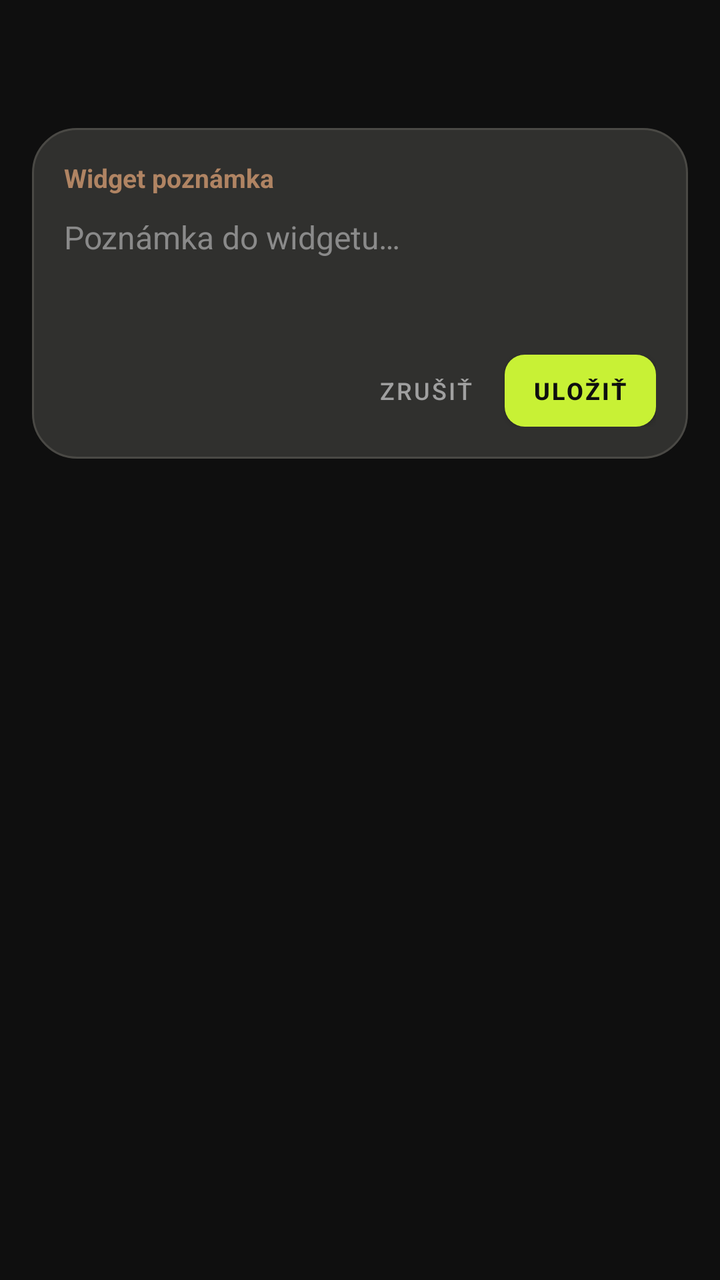
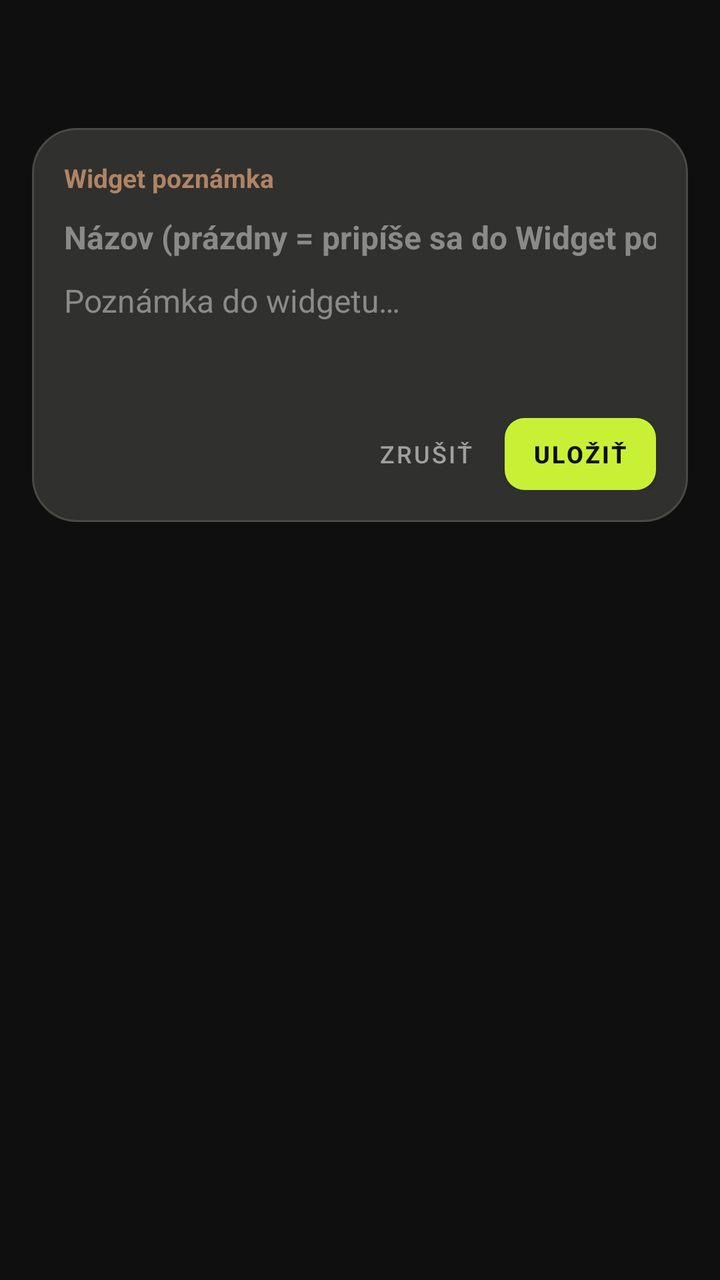

The first picture is an Android layout as it rendered before a commit; the second is the same layout after the commit. The layout source and the unified diff follow.
<!-- AndroidManifest.xml: application theme Theme.Notes28 -->
<!-- res/layout/activity_quick.xml -->
<?xml version="1.0" encoding="utf-8"?>
<FrameLayout xmlns:android="http://schemas.android.com/apk/res/android"
    xmlns:app="http://schemas.android.com/apk/res-auto"
    android:id="@+id/q_root"
    android:layout_width="match_parent"
    android:layout_height="match_parent"
    android:padding="16dp">

    <LinearLayout
        android:layout_width="match_parent"
        android:layout_height="wrap_content"
        android:layout_gravity="top"
        android:layout_marginTop="48dp"
        android:background="@drawable/quick_card_bg"
        android:clickable="true"
        android:focusable="true"
        android:orientation="vertical"
        android:padding="16dp">

        <TextView
            android:layout_width="wrap_content"
            android:layout_height="wrap_content"
            android:text="@string/qw_title"
            android:textColor="#b08463"
            android:textSize="13sp"
            android:textStyle="bold"/>

        <EditText
            android:id="@+id/q_input"
            android:layout_width="match_parent"
            android:layout_height="wrap_content"
            android:minLines="3"
            android:maxLines="8"
            android:gravity="top|start"
            android:background="@null"
            android:hint="@string/q_hint"
            android:inputType="textMultiLine|textCapSentences"
            android:paddingTop="10dp"
            android:paddingBottom="10dp"
            android:textColor="#f2f2f2"
            android:textColorHint="#8a8a8a"
            android:textSize="16sp"/>

        <LinearLayout
            android:layout_width="match_parent"
            android:layout_height="wrap_content"
            android:gravity="end"
            android:orientation="horizontal">

            <Button
                android:id="@+id/q_cancel"
                style="@style/Widget.MaterialComponents.Button.TextButton"
                android:layout_width="wrap_content"
                android:layout_height="36dp"
                android:insetTop="0dp"
                android:insetBottom="0dp"
                android:minWidth="0dp"
                android:paddingStart="12dp"
                android:paddingEnd="12dp"
                android:text="@string/q_cancel"
                android:textColor="#a0a0a0"
                android:textSize="12sp"/>

            <Button
                android:id="@+id/q_save"
                android:layout_width="wrap_content"
                android:layout_height="36dp"
                android:layout_marginStart="4dp"
                android:insetTop="0dp"
                android:insetBottom="0dp"
                android:minWidth="0dp"
                android:paddingStart="14dp"
                android:paddingEnd="14dp"
                android:text="@string/q_save"
                android:textColor="#0f0f0f"
                android:textSize="12sp"
                android:textStyle="bold"
                app:cornerRadius="10dp"/>
        </LinearLayout>
    </LinearLayout>
</FrameLayout>
<!-- resources referenced by this layout -->
<resources>
  <!-- drawable quick_card_bg (drawable) -->
  <?xml version="1.0" encoding="utf-8"?>
  <shape xmlns:android="http://schemas.android.com/apk/res/android" android:shape="rectangle">
      <solid android:color="#30302e"/>
      <corners android:radius="22dp"/>
      <stroke android:width="1dp" android:color="#4a4945"/>
  </shape>
  <string name="q_cancel">Zrušiť</string>
  <string name="q_hint">Poznámka do widgetu…</string>
  <string name="q_save">Uložiť</string>
  <string name="qw_title">Widget poznámka</string>
  <style name="Theme.Notes28" parent="Theme.MaterialComponents.DayNight.NoActionBar">
          <item name="colorPrimary">#c8f135</item>
          <item name="colorOnPrimary">#0f0f0f</item>
          <item name="android:windowBackground">#0f0f0f</item>
          <item name="android:statusBarColor">#0f0f0f</item>
          <item name="android:navigationBarColor">#0f0f0f</item>
      </style>
</resources>

<!-- the commit's change to res/layout/activity_quick.xml (unified diff, before → after) -->
@@ -23,6 +23,20 @@
             android:text="@string/qw_title"
             android:textColor="#b08463"
             android:textSize="13sp"
+            android:textStyle="bold"/>
+
+        <EditText
+            android:id="@+id/q_title"
+            android:layout_width="match_parent"
+            android:layout_height="wrap_content"
+            android:background="@null"
+            android:hint="@string/q_title_hint"
+            android:inputType="textCapSentences"
+            android:maxLines="1"
+            android:paddingTop="10dp"
+            android:textColor="#f2f2f2"
+            android:textColorHint="#8a8a8a"
+            android:textSize="16sp"
             android:textStyle="bold"/>
 
         <EditText
<!-- resource entries referenced after the edit -->
@@ -10,6 +10,7 @@
   <string name="q_cancel">Zrušiť</string>
   <string name="q_hint">Poznámka do widgetu…</string>
   <string name="q_save">Uložiť</string>
+  <string name="q_title_hint">Názov (prázdny = pripíše sa do Widget poznámky)</string>
   <string name="qw_title">Widget poznámka</string>
   <style name="Theme.Notes28" parent="Theme.MaterialComponents.DayNight.NoActionBar">
           <item name="colorPrimary">#c8f135</item>
